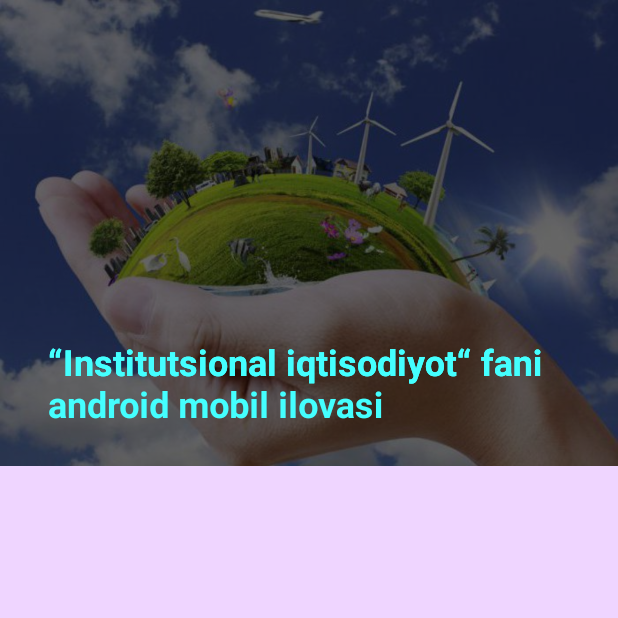
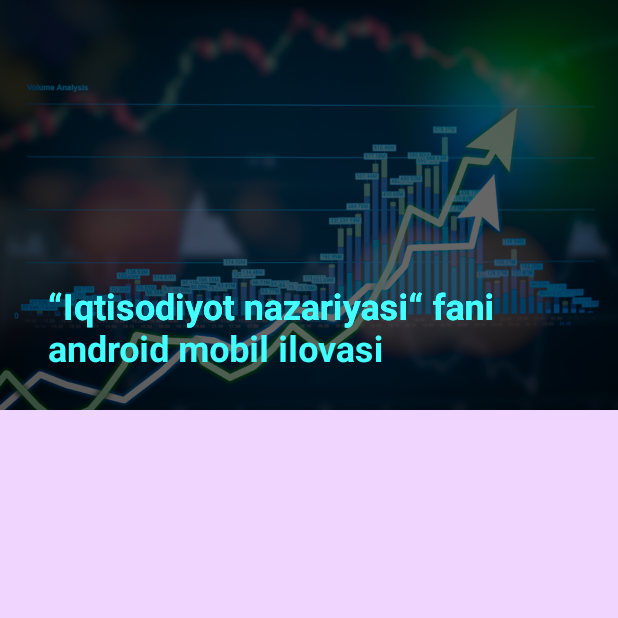
Before and after one commit to ShahzodAbdinazarov/DGU, an Android app: the screen it shows after launch (MainActivity), on a phone screen of 412 x 824 dp, the top half of it. Run offline under Robolectric (Android 15) with nearby library versions, the phone set to English and light mode, and no system bars.

Commit message:
- SDK upgrade

```diff
--- a/app/src/main/res/values/strings.xml
+++ b/app/src/main/res/values/strings.xml
@@ -1,4 +1,4 @@
 <resources>
     <string name="app_name">DGU</string>
-    <string name="title">“Institutsional iqtisodiyot“ fani android mobil ilovasi </string>
+    <string name="title">“Iqtisodiyot nazariyasi“ fani android mobil ilovasi </string>
 </resources>
```
Also changed, not shown: app/src/main/res/drawable/banner.jpg.
